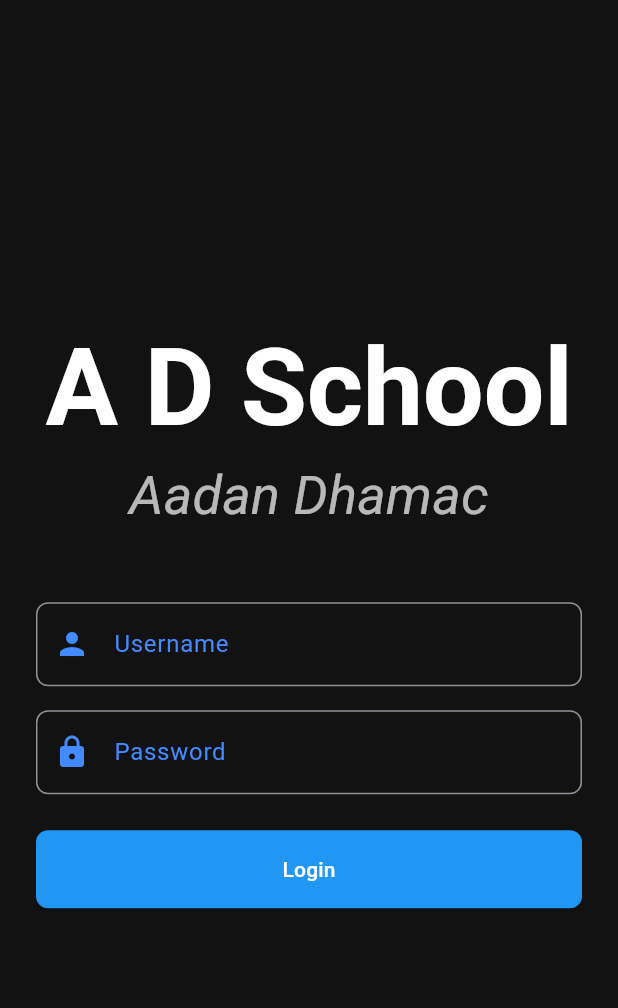
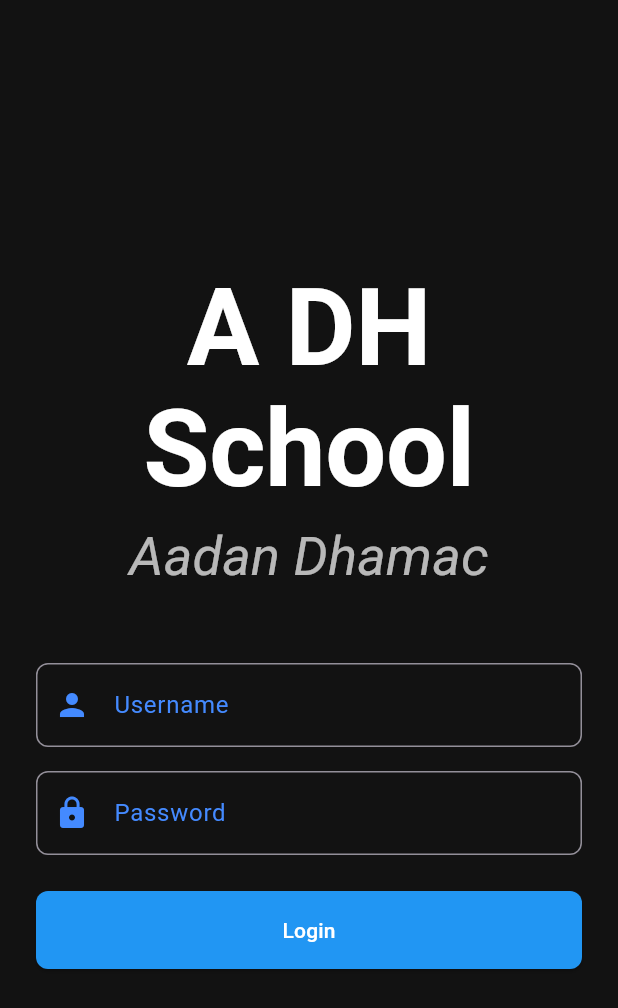
Before and after one commit to could-ai/019a4e55-cfa9-7dee-b1b4-f235e393ae1b, a Flutter app: the screen it shows after launch, on a phone screen of 412 x 824 dp. Shown: the top 1008 px of the screen. Run offline on Flutter 3.47's test engine with Material 3 defaults, Android fonts, the phone set to English and light mode, and no system bars; Roboto replaces fonts that are missing (Stylish).

```diff
--- a/usr/lib/app/modules/auth/login/login_view.dart
+++ b/usr/lib/app/modules/auth/login/login_view.dart
@@ -14,7 +14,7 @@ class LoginView extends StatelessWidget {
             crossAxisAlignment: CrossAxisAlignment.stretch,
             children: [
               Text(
-                'A D School',
+                'A DH School',
                 textAlign: TextAlign.center,
                 style: Theme.of(context).textTheme.displayLarge?.copyWith(
                       fontFamily: 'Stylish',
--- a/usr/lib/main.dart
+++ b/usr/lib/main.dart
@@ -11,7 +11,7 @@ class MyApp extends StatelessWidget {
   @override
   Widget build(BuildContext context) {
     return MaterialApp(
-      title: 'A D School',
+      title: 'A DH School',
       debugShowCheckedModeBanner: false,
       theme: ThemeData.dark().copyWith(
         primaryColor: Colors.blue,
```
